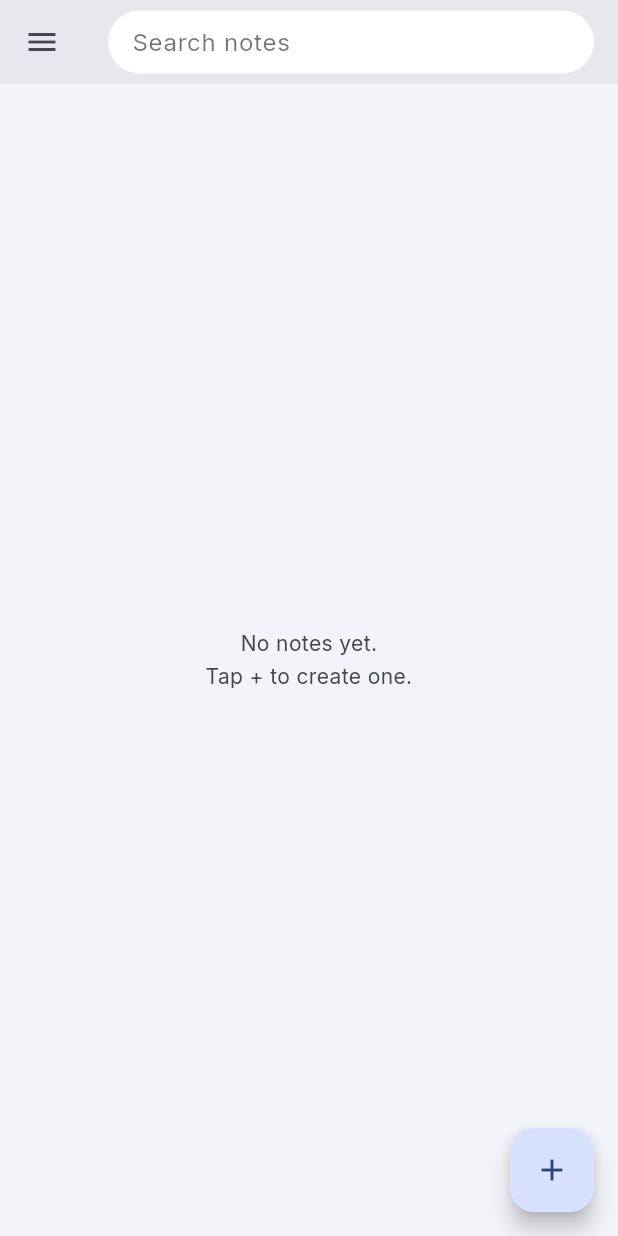
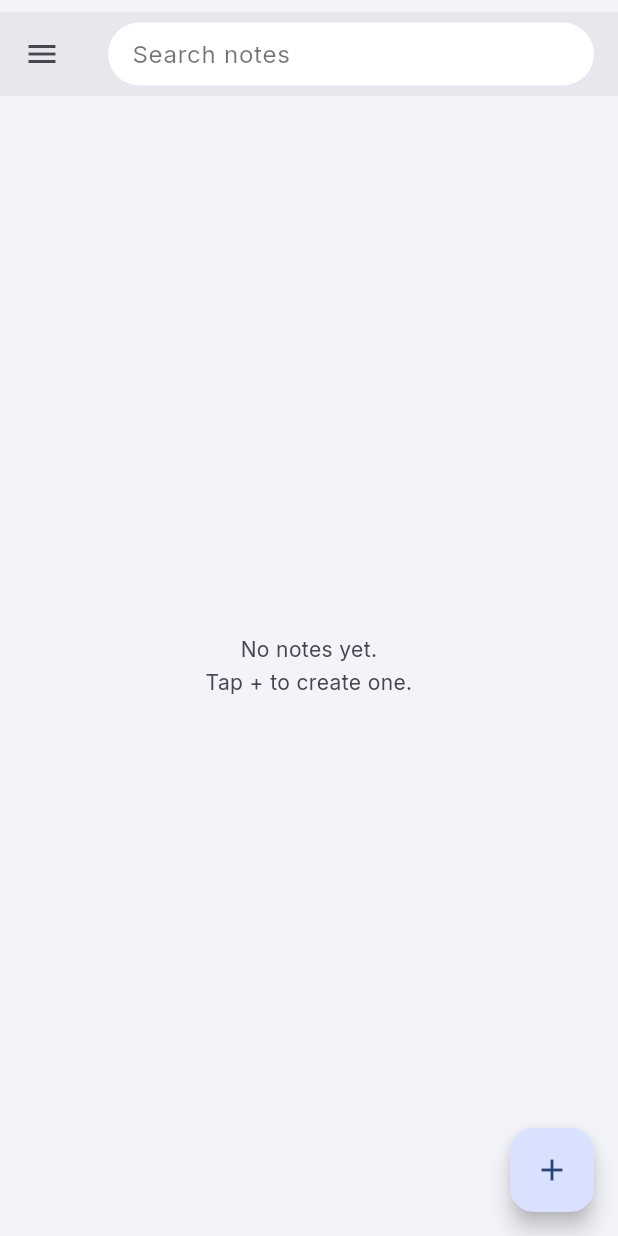
Before and after one commit to jayemar/jotes, a Flutter app: the screen it shows after launch, on a phone screen of 412 x 824 dp. Run offline on Flutter 3.47's test engine with Material 3 defaults, Android fonts, the phone set to English and light mode, and no system bars; our stand-ins replace file_picker, flutter_local_notifications, flutter_riverpod, google_fonts, package_info_plus, pocketbase and 4 more; missing offline and left inert: unifiedpush.

Commit message:
Add a small gap above the search bar/menu header
The header sat flush against the very top of the screen with no
breathing room above it - a small persistent SliverToBoxAdapter spacer
now sits before the SliverAppBar to give it some margin.

Co-Authored-By: Claude Sonnet 5 <noreply@anthropic.com>

```diff
--- a/lib/screens/notes_screen.dart
+++ b/lib/screens/notes_screen.dart
@@ -206,6 +206,7 @@ class _NotesScreenState extends ConsumerState<NotesScreen> {
       drawer: _buildDrawer(context, notes),
       body: CustomScrollView(
         slivers: [
+          const SliverToBoxAdapter(child: SizedBox(height: 8)),
           SliverAppBar(
             floating: true,
             snap: true,
```
